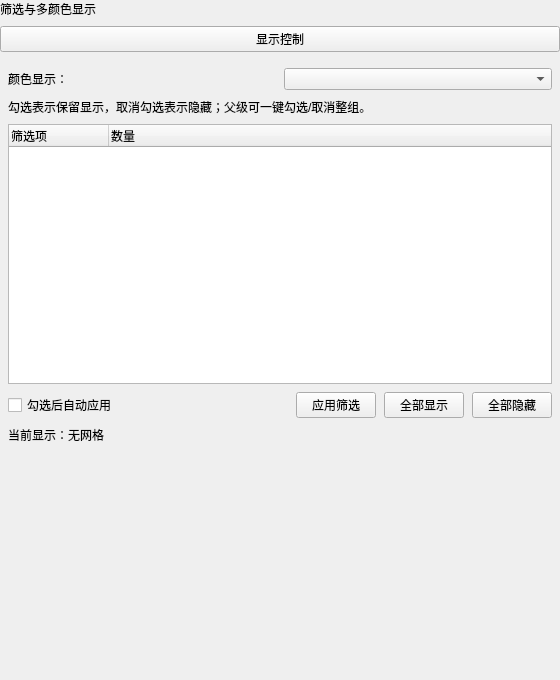
Above: plugins/Base_Mesh/GridEditingWidget.ui from asd977/base_cae before the change. Below: the same form after it.
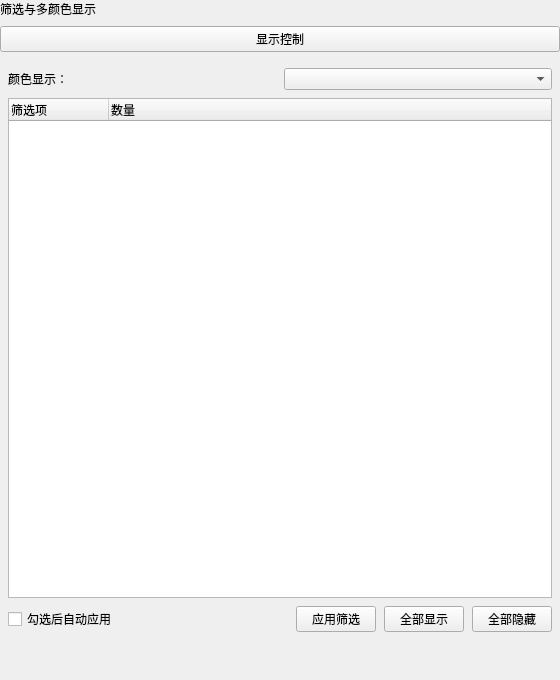
That is the form after the change.

Patch:
```diff
--- a/plugins/Base_Mesh/GridEditingWidget.ui
+++ b/plugins/Base_Mesh/GridEditingWidget.ui
@@ -45,6 +45,12 @@
    </item>
    <item>
     <widget class="QWidget" name="widgetDisplayControl" native="true">
+     <property name="sizePolicy">
+      <sizepolicy hsizetype="Preferred" vsizetype="Expanding">
+       <horstretch>0</horstretch>
+       <verstretch>0</verstretch>
+      </sizepolicy>
+     </property>
      <layout class="QVBoxLayout" name="verticalLayoutDisplayControl">
       <property name="leftMargin">
        <number>8</number>
@@ -75,16 +81,6 @@
         </item>
        </layout>
       </item>
-      <item>
-       <widget class="QLabel" name="labelFilterHint">
-        <property name="text">
-         <string>勾选表示保留显示，取消勾选表示隐藏；父级可一键勾选/取消整组。</string>
-        </property>
-        <property name="wordWrap">
-         <bool>true</bool>
-        </property>
-       </widget>
-      </item>
       <item>
        <widget class="QTreeWidget" name="treeWidgetFilterValues">
         <property name="minimumSize">
@@ -165,16 +161,6 @@
         </item>
        </layout>
       </item>
-      <item>
-       <widget class="QLabel" name="labelFilterSummary">
-        <property name="text">
-         <string>当前显示：无网格</string>
-        </property>
-        <property name="wordWrap">
-         <bool>true</bool>
-        </property>
-       </widget>
-      </item>
      </layout>
     </widget>
    </item>
@@ -183,6 +169,9 @@
      <property name="orientation">
       <enum>Qt::Vertical</enum>
      </property>
+     <property name="sizeType">
+      <enum>QSizePolicy::Preferred</enum>
+     </property>
      <property name="sizeHint" stdset="0">
       <size>
        <width>20</width>
```
Left out of the diff: 12 changed lines with no effect on the pictures.
